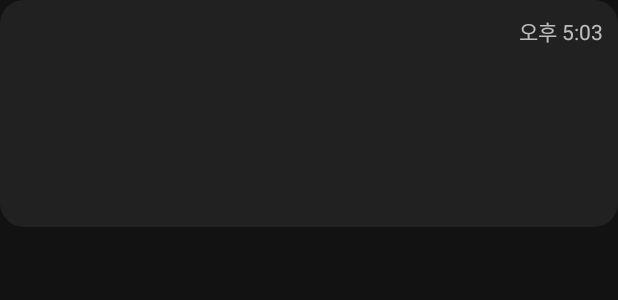
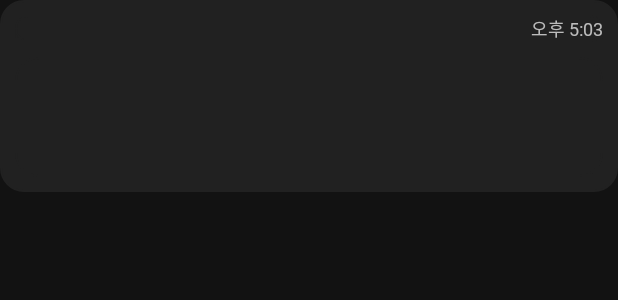
Before and after one commit to silver0-stack/todoList, an Android app: the layout item_todo_list.xml on its own in the app's theme, with its tools: preview values and no code run, on a phone screen of 412 x 824 dp. Shown: the top 300 px of the screen. Run offline under Robolectric (Android 15) with nearby library versions, the phone set to English and light mode, and no system bars.

Commit message:
design update

```diff
--- a/app/src/main/res/layout/item_todo_list.xml
+++ b/app/src/main/res/layout/item_todo_list.xml
@@ -7,22 +7,28 @@
     android:orientation="vertical"
     android:theme="@style/itemBg">
 
+    <LinearLayout
+        android:layout_width="match_parent"
+        android:layout_height="wrap_content"
+        android:orientation="vertical">
         <TextView
             android:id="@+id/stamp"
-        android:layout_width="wrap_content"
+            android:layout_width="match_parent"
             android:layout_height="match_parent"
             android:text="오후 5:03"
             android:layout_marginBottom="10dp"
-        android:textSize="14sp"
-        android:layout_gravity="right"/>
+            android:textSize="12sp"
+            android:gravity="end"/>
         <TextView
             android:id="@+id/content"
+            android:maxLines="4"
+            android:ellipsize="end"
             android:layout_width="match_parent"
             android:layout_height="80dp"
-        android:layout_margin="10dp"
-        android:layout_gravity="center"
             android:textSize="17sp" />
 
 
+    </LinearLayout>
+
 
 </LinearLayout>
--- a/app/src/main/res/mipmap-anydpi-v26/ic_launcher.xml
+++ b/app/src/main/res/mipmap-anydpi-v26/ic_launcher.xml
@@ -1,5 +1,5 @@
 <?xml version="1.0" encoding="utf-8"?>
 <adaptive-icon xmlns:android="http://schemas.android.com/apk/res/android">
-    <background android:drawable="@drawable/logo" />
-    <foreground android:drawable="@drawable/logo" />
+    <background android:drawable="@drawable/squiggle" />
+    <foreground android:drawable="@drawable/squiggle" />
 </adaptive-icon>
--- a/app/src/main/res/mipmap-anydpi-v26/ic_launcher_round.xml
+++ b/app/src/main/res/mipmap-anydpi-v26/ic_launcher_round.xml
@@ -1,5 +1,5 @@
 <?xml version="1.0" encoding="utf-8"?>
 <adaptive-icon xmlns:android="http://schemas.android.com/apk/res/android">
-    <background android:drawable="@drawable/logo" />
-    <foreground android:drawable="@drawable/logo" />
+    <background android:drawable="@drawable/squiggle" />
+    <foreground android:drawable="@drawable/squiggle" />
 </adaptive-icon>
--- a/app/src/main/res/values-night/themes.xml
+++ b/app/src/main/res/values-night/themes.xml
@@ -4,6 +4,7 @@
         <!-- Primary brand color. -->
         <item name="colorPrimary">#424242</item>
 
+        <item name="fontFamily">@font/human</item>
 
         <item name="colorPrimaryVariant">@color/purple_700</item>
         <item name="colorOnPrimary">@color/white</item>
@@ -40,7 +41,6 @@
 
 
 
-
     <style name="customDialog">
         <item name="android:background">@drawable/dialog_background_night</item>
         <item name="android:textColor">@color/white</item>
--- a/app/src/main/res/values/strings.xml
+++ b/app/src/main/res/values/strings.xml
@@ -1,3 +1,3 @@
 <resources>
-    <string name="app_name">Note</string>
+    <string name="app_name">끄적✍</string>
 </resources>
--- a/app/src/main/res/values/themes.xml
+++ b/app/src/main/res/values/themes.xml
@@ -2,6 +2,8 @@
     <!-- Base application theme. -->
     <style name="Theme.MyApplication" parent="Theme.MaterialComponents.Light.NoActionBar">
         <!-- Primary brand color. -->
+        <item name="fontFamily">@font/human</item>
+
         <item name="colorPrimary">#DDDDDD</item>
         <item name="colorPrimaryVariant">@color/purple_700</item>
         <item name="colorOnPrimary">@color/black</item>
```
Also changed, not shown: app/src/main/java/com/example/myapplication/MainActivity.kt (+2 -16 lines), app/src/main/java/com/example/myapplication/SearchActivity.kt (+46 -8 lines), 1 other file. Lines whose indentation alone changed are shown as unchanged.
